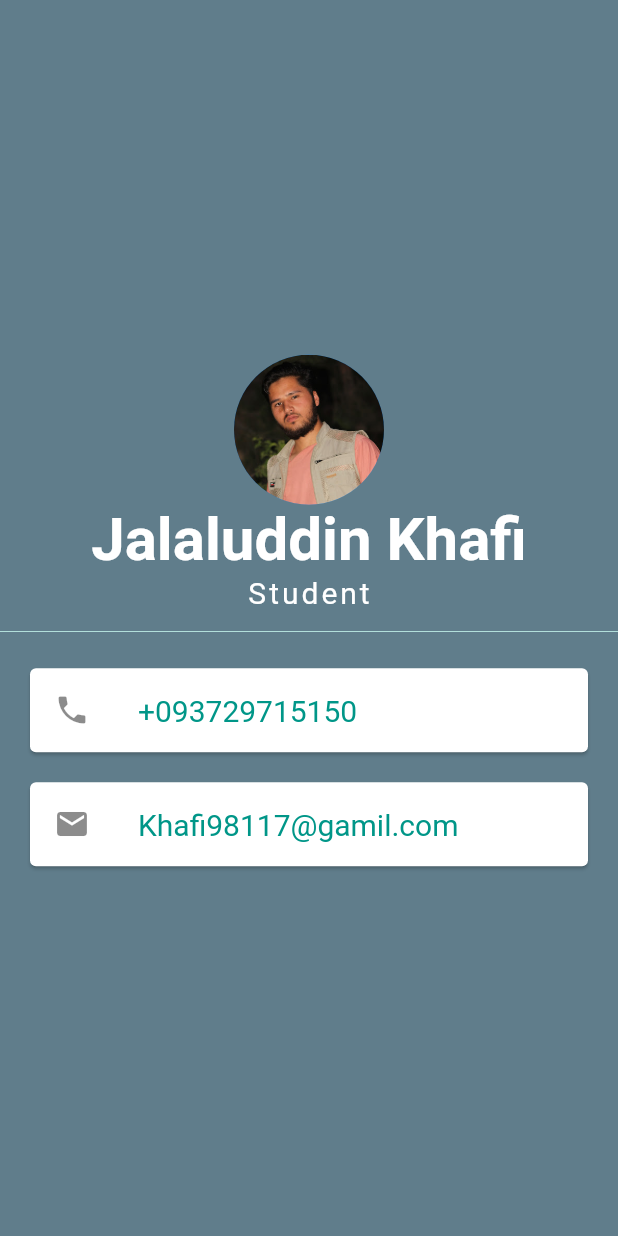
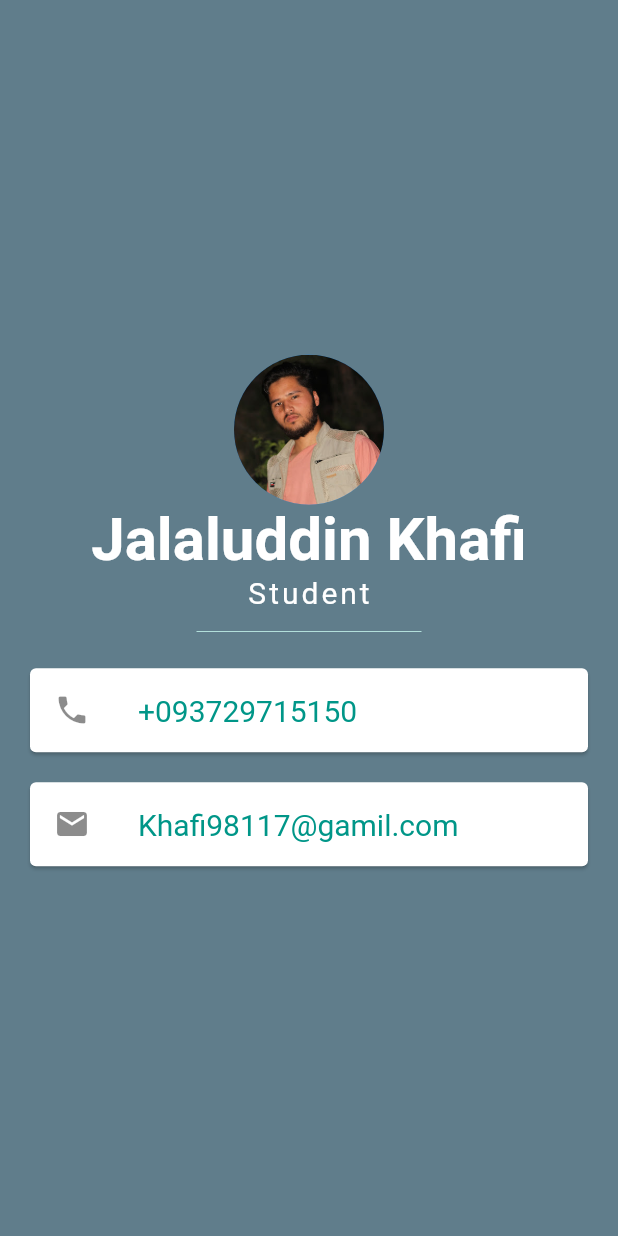
Before and after one commit to HeratUni-CS/my-portfolio-JalaluddinKhafi, a Flutter app: the screen it shows after launch, on a phone screen of 412 x 824 dp. Run offline on Flutter 3.47's test engine with Material 2 defaults, Android fonts, the phone set to English and light mode, and no system bars.

Commit message:
completed the project

```diff
--- a/lib/main.dart
+++ b/lib/main.dart
@@ -37,6 +37,7 @@ class MyApp extends StatelessWidget {
                 ),
                 SizedBox(
                   height: 29,
+                  width: 150,
                   child: Divider(
                     color: Colors.teal[100],
                   ),
```
